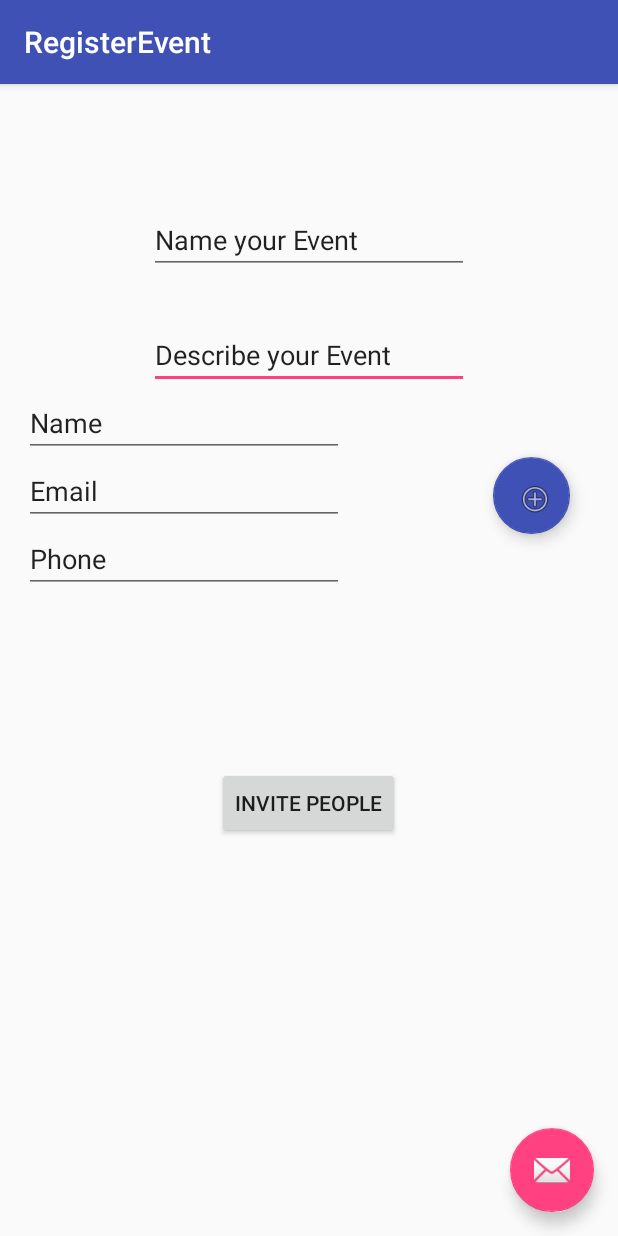
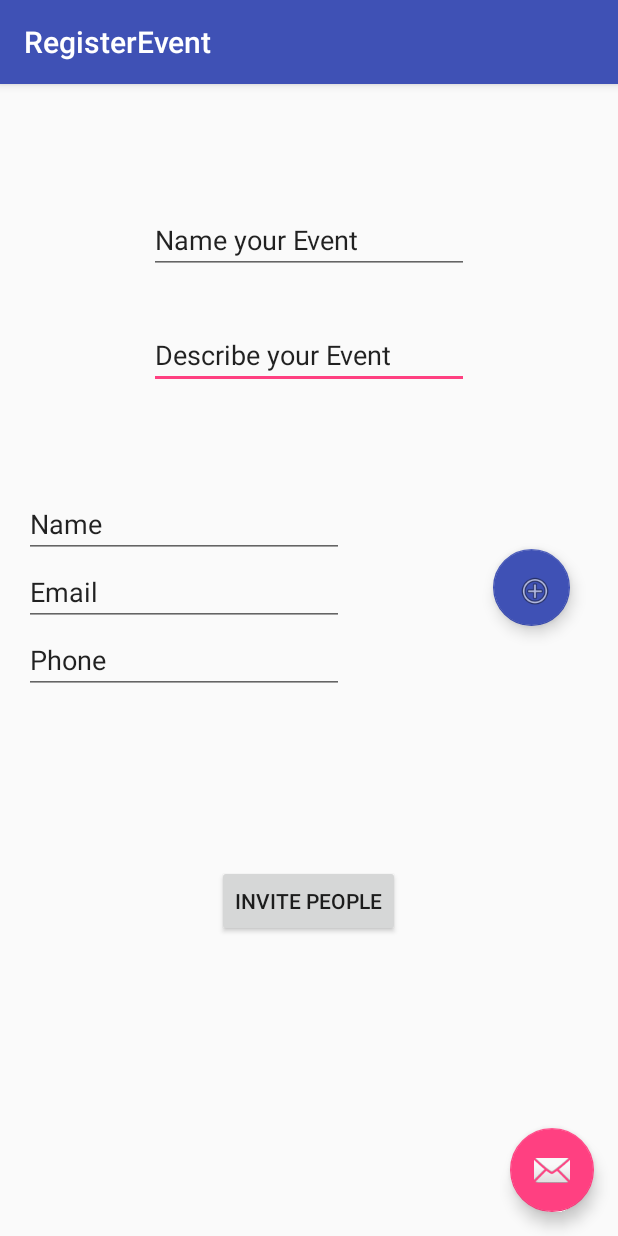
Before and after one commit to manubhats/KonnectMe, an Android app: the RegisterEvent screen opened directly, with no data from a screen before it, on a phone screen of 412 x 824 dp. Run offline under Robolectric (Android 15) with nearby library versions, the phone set to English and light mode, and no system bars.

Commit message:
Edit : Register Event page

```diff
--- a/app/src/main/res/layout/content_register_event.xml
+++ b/app/src/main/res/layout/content_register_event.xml
@@ -46,9 +46,9 @@
         android:layout_height="wrap_content"
         android:text="Invite People"
         android:id="@+id/invitePeople"
-        android:layout_below="@+id/phoneNumb"
+        android:layout_below="@+id/contNumb"
         android:layout_centerHorizontal="true"
-        android:layout_marginTop="116dp" />
+        android:layout_marginTop="114dp" />
 
     <EditText
         android:layout_width="wrap_content"
@@ -56,8 +56,8 @@
         android:inputType="textPersonName"
         android:text="Name"
         android:ems="10"
-        android:id="@+id/editText3"
-        android:layout_below="@+id/descEvent"
+        android:id="@+id/contName"
+        android:layout_above="@+id/emailId"
         android:layout_alignParentStart="true" />
 
     <EditText
@@ -66,30 +66,30 @@
         android:inputType="textEmailAddress"
         android:ems="10"
         android:id="@+id/emailId"
-        android:layout_below="@+id/editText3"
-        android:layout_alignParentStart="true"
-        android:text="Email" />
+        android:text="Email"
+        android:layout_above="@+id/contNumb"
+        android:layout_alignParentStart="true" />
 
     <EditText
         android:layout_width="wrap_content"
         android:layout_height="wrap_content"
         android:inputType="phone"
         android:ems="10"
-        android:id="@+id/phoneNumb"
-        android:layout_below="@+id/emailId"
-        android:layout_alignParentStart="true"
-        android:text="Phone" />
+        android:id="@+id/contNumb"
+        android:text="Phone"
+        android:layout_centerVertical="true"
+        android:layout_alignParentStart="true" />
 
     <android.support.design.widget.FloatingActionButton
-        android:id="@+id/fab"
+        android:id="@+id/fetchContact"
         android:layout_width="wrap_content"
         android:layout_height="wrap_content"
         android:layout_gravity="bottom"
         android:src="@android:drawable/ic_menu_add"
         android:layout_marginLeft="@dimen/fab_margin"
         android:layout_marginRight="@dimen/fab_margin"
-        android:layout_below="@+id/editText3"
-        android:layout_toEndOf="@+id/descEvent"
-        app:backgroundTint="@color/colorPrimary"/>
+        app:backgroundTint="@color/colorPrimary"
+        android:layout_above="@+id/contNumb"
+        android:layout_toEndOf="@+id/descEvent" />
 
 </RelativeLayout>
```
Also changed, not shown: app/src/main/java/hackdfw/connectme/RegisterEvent.java (+33 -3 lines).
